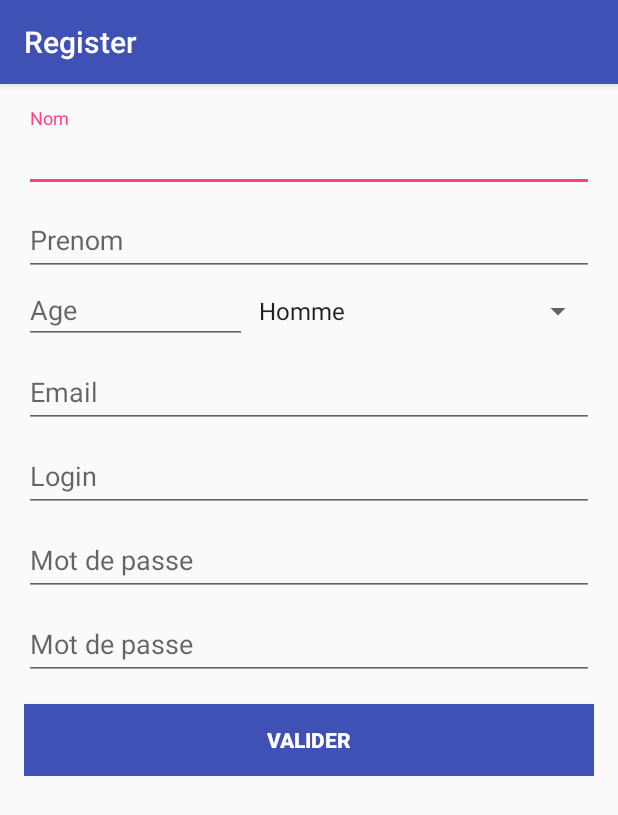
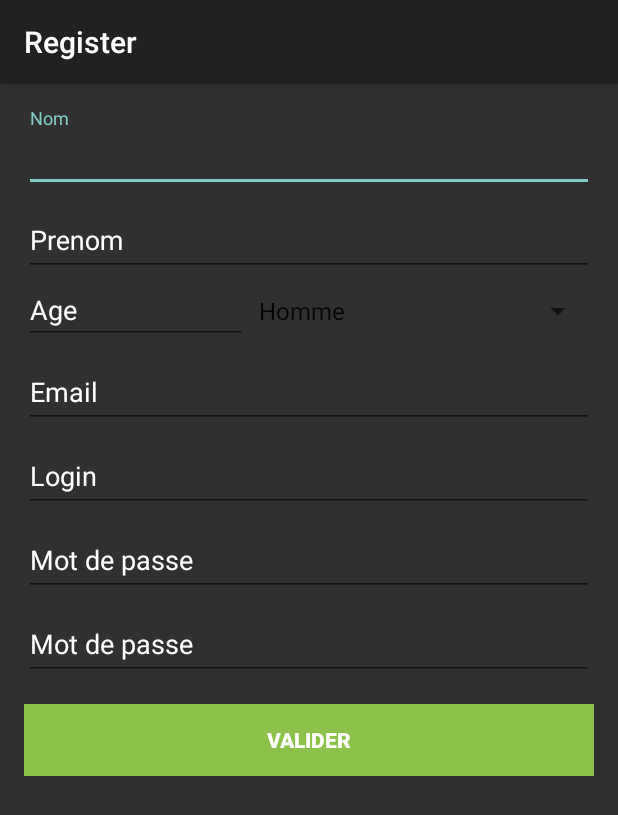
Before and after one commit to DherJ/Terrasport, an Android app: the RegisterActivity screen opened directly, with no data from a screen before it, on a phone screen of 412 x 824 dp. Shown: the top 815 px of the screen. Run offline under Robolectric (Android 15) with nearby library versions, the phone set to English and light mode, and no system bars; libraries missing offline, so code that uses them is left out: org.springframework.http, org.springframework.util, org.springframework.web; 3 statements that could not run were skipped.

Commit message:
modification du theme wordpress, du logo et de l'icon launcher

```diff
--- a/app/src/main/AndroidManifest.xml
+++ b/app/src/main/AndroidManifest.xml
@@ -10,7 +10,7 @@
 
     <application
         android:allowBackup="true"
-        android:icon="@drawable/logo_accueil"
+        android:icon="@mipmap/ic_launcher"
         android:label="@string/app_name"
         android:supportsRtl="true"
         android:theme="@style/AppTheme">
--- a/app/src/main/java/com/terrasport/activity/LoginActivity.java
+++ b/app/src/main/java/com/terrasport/activity/LoginActivity.java
@@ -334,7 +334,7 @@ public class LoginActivity extends AppCompatActivity implements LoaderCallbacks<
 
             try {
                 // final String url = "http://192.168.1.24:8080/utilisateur/?login=" + mEmail + "&password=" + mPassword;
-                final String url = "http://192.168.1.24:8080/utilisateur/3";
+                final String url = "http://172.19.145.162:8080/utilisateur/3";
                 RestTemplate restTemplate = new RestTemplate();
                 restTemplate.getMessageConverters().add(new MappingJackson2HttpMessageConverter());
                 Utilisateur utilisateur = restTemplate.getForObject( url, Utilisateur.class);
--- a/app/src/main/java/com/terrasport/activity/RegisterActivity.java
+++ b/app/src/main/java/com/terrasport/activity/RegisterActivity.java
@@ -158,7 +158,7 @@ public class RegisterActivity extends AppCompatActivity implements LoaderCallbac
             focusView = passwordView;
             cancel = true;
         }
-        if ( !TextUtils.isEmpty(password) && isPasswordValid(password) && isPasswordValidationValid(password, passwordValidation) ) {
+        if ( !TextUtils.isEmpty(password) && isPasswordValid(password) && !isPasswordValidationValid(password, passwordValidation) ) {
             passwordValidationView.setError(getString(R.string.error_invalid_password));
             focusView = passwordValidationView;
             cancel = true;
--- a/app/src/main/res/layout/activity_register.xml
+++ b/app/src/main/res/layout/activity_register.xml
@@ -24,7 +24,8 @@
 
             <android.support.design.widget.TextInputLayout
                 android:layout_width="match_parent"
-                android:layout_height="wrap_content">
+                android:layout_height="wrap_content"
+                android:textColorHint="@color/common_google_signin_btn_text_dark_default">
 
                 <EditText
                     android:id="@+id/input_nom"
@@ -33,13 +34,15 @@
                     android:hint="@string/utilisateur_nom"
                     android:inputType="text"
                     android:maxLines="1"
-                    android:singleLine="true" />
+                    android:singleLine="true"
+                    android:textColor="?attr/colorBackgroundFloating"/>
 
             </android.support.design.widget.TextInputLayout>
 
             <android.support.design.widget.TextInputLayout
                 android:layout_width="match_parent"
-                android:layout_height="wrap_content">
+                android:layout_height="wrap_content"
+                android:textColorHint="@color/common_google_signin_btn_text_dark_default">
 
                 <EditText
                     android:id="@+id/input_prenom"
@@ -48,7 +51,8 @@
                     android:hint="@string/utilisateur_prenom"
                     android:inputType="text"
                     android:maxLines="1"
-                    android:singleLine="true" />
+                    android:singleLine="true"
+                    android:textColor="?attr/colorBackgroundFloating"/>
 
             </android.support.design.widget.TextInputLayout>
 
@@ -65,7 +69,9 @@
                     android:hint="@string/prompt_age"
                     android:inputType="number"
                     android:maxLines="1"
-                    android:layout_weight="1"/>
+                    android:layout_weight="1"
+                    android:textColor="?attr/colorBackgroundFloating"
+                    android:textColorHint="@color/common_google_signin_btn_text_dark_default"/>
 
                 <Spinner
                     android:id="@+id/utilisateur_select_sexe"
@@ -73,13 +79,15 @@
                     android:layout_height="wrap_content"
                     android:entries="@array/sexe_array"
                     android:prompt="@string/utilisateur_select_sexe"
-                    android:layout_weight="1"/>
+                    android:layout_weight="1"
+                    android:textColor="#FFFFFF"/>
 
             </LinearLayout>
 
             <android.support.design.widget.TextInputLayout
                 android:layout_width="match_parent"
-                android:layout_height="wrap_content">
+                android:layout_height="wrap_content"
+                android:textColorHint="@color/common_google_signin_btn_text_dark_default">
 
                 <EditText
                     android:id="@+id/input_email"
@@ -88,13 +96,15 @@
                     android:hint="@string/utilisateur_mail"
                     android:inputType="textEmailAddress"
                     android:maxLines="1"
-                    android:singleLine="true" />
+                    android:singleLine="true"
+                    android:textColor="?attr/colorBackgroundFloating"/>
 
             </android.support.design.widget.TextInputLayout>
 
             <android.support.design.widget.TextInputLayout
                 android:layout_width="match_parent"
-                android:layout_height="wrap_content">
+                android:layout_height="wrap_content"
+                android:textColorHint="@color/common_google_signin_btn_text_dark_default">
 
                 <EditText
                     android:id="@+id/input_login"
@@ -103,13 +113,15 @@
                     android:hint="@string/prompt_email"
                     android:inputType="text"
                     android:maxLines="1"
-                    android:singleLine="true" />
+                    android:singleLine="true"
+                    android:textColor="?attr/colorBackgroundFloating"/>
 
             </android.support.design.widget.TextInputLayout>
 
             <android.support.design.widget.TextInputLayout
                 android:layout_width="match_parent"
-                android:layout_height="wrap_content">
+                android:layout_height="wrap_content"
+                android:textColorHint="@color/common_google_signin_btn_text_dark_default">
 
                 <EditText
                     android:id="@+id/input_password"
@@ -121,25 +133,28 @@
                     android:imeOptions="actionUnspecified"
                     android:inputType="textPassword"
                     android:maxLines="1"
-                    android:singleLine="true" />
+                    android:singleLine="true"
+                    android:textColor="?attr/colorBackgroundFloating"/>
 
             </android.support.design.widget.TextInputLayout>
 
             <android.support.design.widget.TextInputLayout
                 android:layout_width="match_parent"
-                android:layout_height="match_parent">
+                android:layout_height="match_parent"
+                android:textColorHint="@color/common_google_signin_btn_text_dark_default">
 
                 <EditText
                     android:id="@+id/input_password_repeat"
                     android:layout_width="match_parent"
                     android:layout_height="wrap_content"
-                    android:hint="@string/prompt_password"
+                    android:hint="Mot de passe"
                     android:imeActionId="@+id/password"
                     android:imeActionLabel="@string/action_sign_in_short"
                     android:imeOptions="actionUnspecified"
                     android:inputType="textPassword"
                     android:maxLines="1"
-                    android:singleLine="true" />
+                    android:singleLine="true"
+                    android:textColor="?attr/colorBackgroundFloating"/>
 
             </android.support.design.widget.TextInputLayout>
 
@@ -151,7 +166,7 @@
                 android:layout_marginTop="16dp"
                 android:text="@string/action_valider"
                 android:textStyle="bold"
-                android:background="@color/colorPrimary" />
+                android:background="#8cc24a" />
         </LinearLayout>
     </ScrollView>
 
--- a/app/src/main/res/values/styles.xml
+++ b/app/src/main/res/values/styles.xml
@@ -3,10 +3,11 @@
     <!-- Base application theme. -->
     <style name="AppTheme" parent="Theme.AppCompat.Light.DarkActionBar">
         <!-- Customize your theme here. -->
-        <item name="colorPrimary">@color/colorPrimary</item>
-        <item name="colorPrimaryDark">@color/colorPrimaryDark</item>
-        <item name="colorAccent">@color/colorAccent</item>
-        <item name="logo">@drawable/logo_accueil</item>
+        <item name="colorPrimary">@color/primary_material_dark</item>
+        <item name="colorPrimaryDark">@color/primary_dark_material_dark</item>
+        <item name="colorAccent">@color/accent_material_dark</item>
+        <!--<item name="colorBackground">@color/background_material_dark</item>-->
+        <item name="android:colorBackground">@color/background_material_dark</item>
     </style>
 
 </resources>
```
Also changed, not shown: app/src/main/res/layout/activity_login.xml (+14 -9 lines), app/src/main/ic_launcher-web.png (added), app/src/main/res/mipmap-hdpi/ic_launcher.png, app/src/main/res/mipmap-mdpi/ic_launcher.png, app/src/main/res/mipmap-xhdpi/ic_launcher.png, app/src/main/res/mipmap-xxhdpi/ic_launcher.png, app/src/main/res/mipmap-xxxhdpi/ic_launcher.png.
